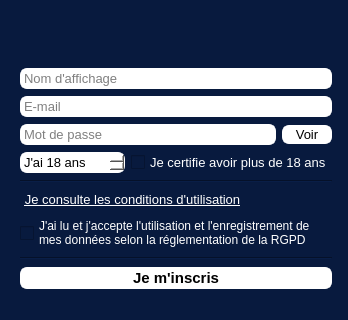
First picture: the form in source/login/connectApp.ui, repository Projet-Trophee-NSI/Olympic-Tournament, before the edit; both pictures show x 0 to 348 and y 185 to 505 of the 348 by 505 pixel window.
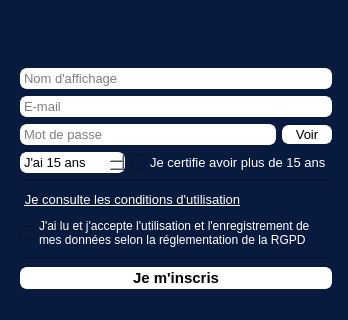
Second picture: the form after the edit. The open tabs and pages were chosen to show the change. Icons and pictures are not drawn.

Patch:
```diff
--- a/source/login/connectApp.ui
+++ b/source/login/connectApp.ui
@@ -431,13 +431,13 @@
               <string>J'ai </string>
              </property>
              <property name="minimum">
-              <number>0</number>
+              <number>15</number>
              </property>
              <property name="maximum">
               <number>122</number>
              </property>
              <property name="value">
-              <number>18</number>
+              <number>15</number>
              </property>
             </widget>
            </item>
@@ -452,7 +452,7 @@
               <string notr="true">color: rgb(255, 255, 255);</string>
              </property>
              <property name="text">
-              <string>Je certifie avoir plus de 18 ans</string>
+              <string>Je certifie avoir plus de 15 ans</string>
              </property>
             </widget>
            </item>
```
